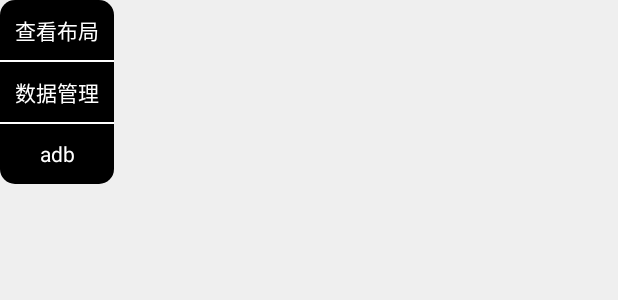
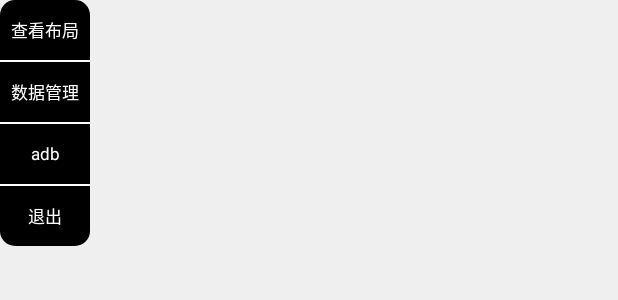
Before and after one commit to sven-xie/RainbowBeach, an Android app: the layout float_view_layout.xml on its own in the app's theme, with its tools: preview values and no code run, on a phone screen of 412 x 824 dp. Shown: the top 300 px of the screen. Run offline under Robolectric (Android 15) with nearby library versions, the phone set to English and light mode, and no system bars.

Commit message:
1、交互UI优化；

```diff
--- a/rainbowbeachlib/src/main/java/com/sven/rainbowbeachlib/view/StartActivity.kt
+++ b/rainbowbeachlib/src/main/java/com/sven/rainbowbeachlib/view/StartActivity.kt
@@ -26,6 +26,7 @@ class StartActivity : FragmentActivity() {
 
         if (checkOverlayPermission(mContext)) {
             startService(Intent(mContext, FloatService::class.java))
+            finish()
         } else {
             XXPermissions.with(this) //申请悬浮窗权限
                 .permission(Permission.SYSTEM_ALERT_WINDOW)
--- a/rainbowbeachlib/src/main/res/layout/float_view_layout.xml
+++ b/rainbowbeachlib/src/main/res/layout/float_view_layout.xml
@@ -5,7 +5,7 @@
     android:orientation="vertical">
 
     <LinearLayout
-        android:layout_width="76dp"
+        android:layout_width="60dp"
         android:layout_height="wrap_content"
         android:background="@drawable/common_bg_radius_10_black"
         android:orientation="vertical">
@@ -17,7 +17,7 @@
             android:gravity="center"
             android:text="查看布局"
             android:textColor="@color/white"
-            android:textSize="14sp" />
+            android:textSize="11sp" />
 
         <View
             android:layout_width="match_parent"
@@ -31,7 +31,7 @@
             android:gravity="center"
             android:text="数据管理"
             android:textColor="@color/white"
-            android:textSize="14sp" />
+            android:textSize="11sp" />
 
         <View
             android:layout_width="match_parent"
@@ -45,6 +45,20 @@
             android:gravity="center"
             android:text="adb"
             android:textColor="@color/white"
-            android:textSize="14sp" />
+            android:textSize="11sp" />
+
+        <View
+            android:layout_width="match_parent"
+            android:layout_height="1dp"
+            android:background="@color/white" />
+
+        <com.sven.base.widgets.CommonButtonView
+            android:id="@+id/btn_exit"
+            android:layout_width="match_parent"
+            android:layout_height="40dp"
+            android:gravity="center"
+            android:text="退出"
+            android:textColor="@color/white"
+            android:textSize="11sp" />
     </LinearLayout>
 </FrameLayout>
```
Also changed, not shown: app/src/main/java/com/sven/rainbowbeach/MainActivity.kt (+8 -6 lines), rainbowbeachlib/src/main/java/com/sven/rainbowbeachlib/service/FloatService.kt (+12 -2 lines).
